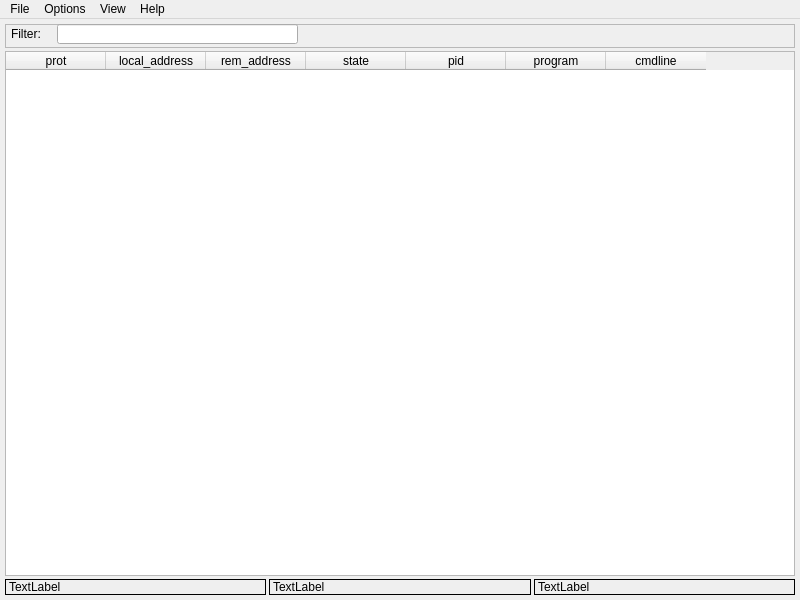
This is mainwindow.ui in admsasha/qnetstatview as Qt 5 draws it before an edit. The edited form follows.
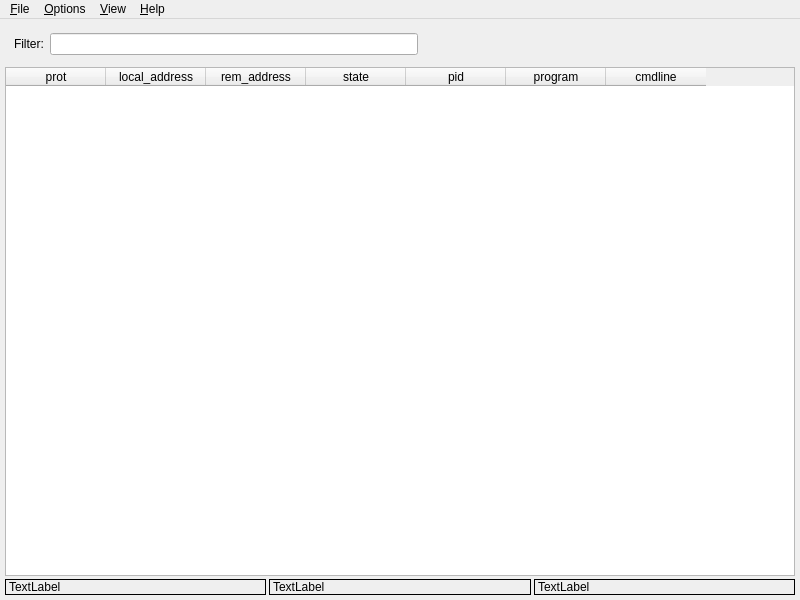
This is the edited form.

Diff of the .ui file:
```diff
--- a/mainwindow.ui
+++ b/mainwindow.ui
@@ -110,44 +110,38 @@
     </item>
     <item row="0" column="0" colspan="3">
      <widget class="QFrame" name="frame">
-      <property name="minimumSize">
-       <size>
-        <width>0</width>
-        <height>24</height>
-       </size>
-      </property>
-      <property name="frameShape">
-       <enum>QFrame::StyledPanel</enum>
-      </property>
       <property name="frameShadow">
        <enum>QFrame::Raised</enum>
       </property>
-      <widget class="QLabel" name="label_4">
-       <property name="geometry">
-        <rect>
-         <x>6</x>
-         <y>0</y>
-         <width>61</width>
-         <height>20</height>
-        </rect>
-       </property>
-       <property name="text">
-        <string>Filter:</string>
-       </property>
-      </widget>
-      <widget class="QLineEdit" name="lineEdit">
-       <property name="geometry">
-        <rect>
-         <x>52</x>
-         <y>0</y>
-         <width>241</width>
-         <height>20</height>
-        </rect>
-       </property>
-       <property name="clearButtonEnabled">
-        <bool>true</bool>
-       </property>
-      </widget>
+      <layout class="QHBoxLayout" name="horizontalLayout">
+       <item>
+        <widget class="QLabel" name="label_4">
+         <property name="text">
+          <string>Filter:</string>
+         </property>
+        </widget>
+       </item>
+       <item>
+        <widget class="QLineEdit" name="lineEdit">
+         <property name="clearButtonEnabled">
+          <bool>true</bool>
+         </property>
+        </widget>
+       </item>
+       <item>
+        <spacer name="horizontalSpacer">
+         <property name="orientation">
+          <enum>Qt::Horizontal</enum>
+         </property>
+         <property name="sizeHint" stdset="0">
+          <size>
+           <width>40</width>
+           <height>20</height>
+          </size>
+         </property>
+        </spacer>
+       </item>
+      </layout>
      </widget>
     </item>
    </layout>
@@ -158,12 +152,12 @@
      <x>0</x>
      <y>0</y>
      <width>800</width>
-     <height>21</height>
+     <height>29</height>
     </rect>
    </property>
    <widget class="QMenu" name="menuFile">
     <property name="title">
-     <string>File</string>
+     <string>&amp;File</string>
     </property>
     <addaction name="actionCopy"/>
     <addaction name="actionSave_As"/>
@@ -173,13 +167,13 @@
    </widget>
    <widget class="QMenu" name="menuHelp">
     <property name="title">
-     <string>Help</string>
+     <string>&amp;Help</string>
     </property>
     <addaction name="actionAbout"/>
    </widget>
    <widget class="QMenu" name="menuView">
     <property name="title">
-     <string>View</string>
+     <string>&amp;View</string>
     </property>
     <widget class="QMenu" name="menuUpdate_speed">
      <property name="title">
@@ -195,7 +189,7 @@
    </widget>
    <widget class="QMenu" name="menuOptions">
     <property name="title">
-     <string>Options</string>
+     <string>&amp;Options</string>
     </property>
     <widget class="QMenu" name="menuProt">
      <property name="title">
```
Left out of the diff: 46 changed lines with no effect on the pictures.
